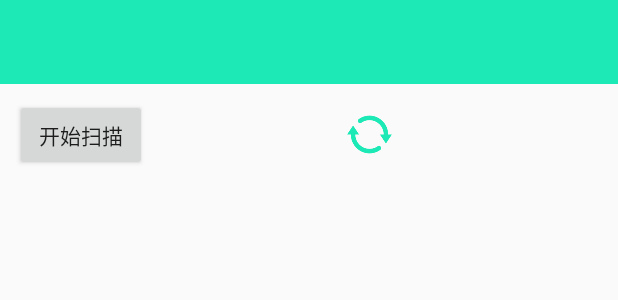
After one commit to CrazyExplorer/googleADK, an Android app: the layout activity_any_scan.xml on its own in the app's theme, with its tools: preview values and no code run, on a phone screen of 412 x 824 dp. The commit adds this screen. Shown: the top 300 px of the screen. Run offline under Robolectric (Android 15) with nearby library versions, the phone set to English and light mode, and no system bars.

Commit message:
增加了蓝牙服务
增加了蓝牙服务

```diff
--- /dev/null
+++ b/AIAndroid/MyApplication/app/src/main/res/layout/activity_any_scan.xml
@@ -0,0 +1,56 @@
+<?xml version="1.0" encoding="utf-8"?>
+<LinearLayout xmlns:android="http://schemas.android.com/apk/res/android"
+    xmlns:app="http://schemas.android.com/apk/res-auto"
+    android:layout_width="match_parent"
+    android:layout_height="wrap_content"
+    android:orientation="vertical">
+
+    <android.support.v7.widget.Toolbar
+        android:id="@+id/toolbar"
+        android:layout_width="match_parent"
+        android:layout_height="?attr/actionBarSize"
+        android:background="?attr/colorPrimary"
+        app:titleTextColor="@android:color/white" />
+
+    <LinearLayout
+        android:layout_width="match_parent"
+        android:layout_height="wrap_content"
+        android:gravity="center_vertical"
+        android:orientation="horizontal"
+        android:padding="10dp">
+
+        <Button
+            android:id="@+id/btn_start"
+            android:layout_width="wrap_content"
+            android:layout_height="wrap_content"
+            android:text="开始扫描" />
+
+        <Button
+            android:id="@+id/btn_stop"
+            android:layout_width="wrap_content"
+            android:layout_height="wrap_content"
+            android:layout_marginLeft="15dp"
+            android:text="停止扫描"
+            android:visibility="invisible" />
+
+        <ImageView
+            android:id="@+id/img_loading"
+            android:layout_width="30dp"
+            android:layout_height="30dp"
+            android:layout_marginLeft="30dp"
+            android:src="@mipmap/ic_loading" />
+
+    </LinearLayout>
+
+    <ListView
+        android:id="@+id/list_device"
+        android:layout_width="match_parent"
+        android:layout_height="wrap_content"
+        android:layout_marginTop="10dp"
+        android:divider="@android:color/darker_gray"
+        android:dividerHeight="0.5dp"
+        android:paddingEnd="10dp"
+        android:paddingStart="10dp"
+        android:scrollbars="none" />
+
+</LinearLayout>
--- a/AIAndroid/MyApplication/app/src/main/res/values/colors.xml
+++ b/AIAndroid/MyApplication/app/src/main/res/values/colors.xml
@@ -1,6 +1,6 @@
 <?xml version="1.0" encoding="utf-8"?>
 <resources>
-    <color name="colorPrimary">#3F51B5</color>
-    <color name="colorPrimaryDark">#303F9F</color>
-    <color name="colorAccent">#FF4081</color>
+    <color name="colorPrimary">#1DE9B6</color>
+    <color name="colorPrimaryDark">#1DE9B6</color>
+    <color name="colorAccent">#FF5722</color>
 </resources>
--- a/AIAndroid/MyApplication/app/src/main/res/values/styles.xml
+++ b/AIAndroid/MyApplication/app/src/main/res/values/styles.xml
@@ -1,8 +1,7 @@
 <resources>
 
     <!-- Base application theme. -->
-    <style name="AppTheme" parent="Theme.AppCompat.Light.DarkActionBar">
-        <!-- Customize your theme here. -->
+    <style name="AppTheme" parent="Theme.AppCompat.Light.NoActionBar">
         <item name="colorPrimary">@color/colorPrimary</item>
         <item name="colorPrimaryDark">@color/colorPrimaryDark</item>
         <item name="colorAccent">@color/colorAccent</item>
```
Also changed, not shown: AIAndroid/MyApplication/app/src/main/AndroidManifest.xml (+12 -4 lines), AIAndroid/MyApplication/app/src/main/java/com/zucc/g3/hzy/myapplication/activity/AnyScanActivity.java (added, +361 -0 lines), AIAndroid/MyApplication/app/src/main/res/anim/rotate.xml (added, +10 -0 lines), AIAndroid/MyApplication/app/src/main/res/layout/adapter_scan_result.xml (added, +63 -0 lines), AIAndroid/MyApplication/app/src/main/res/values/strings.xml (+6 -1 lines), AIAndroid/MyApplication/app/src/main/res/mipmap/ic_bluetooth.png (added), AIAndroid/MyApplication/app/src/main/res/mipmap/ic_enter.png (added), AIAndroid/MyApplication/app/src/main/res/mipmap/ic_launcher.png (added), AIAndroid/MyApplication/app/src/main/res/mipmap/ic_loading.png (added), AIAndroid/MyApplication/app/src/main/res/mipmap/ic_rssi.png (added), AIAndroid/MyApplication/app/src/main/res/mipmap/ic_scan.png (added), 137 other files.
